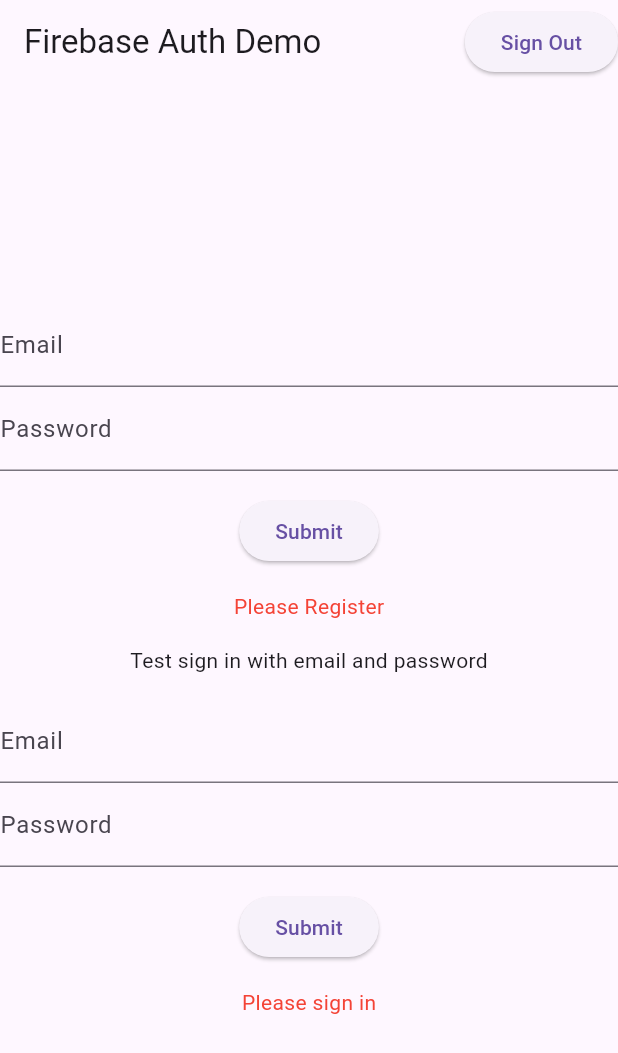
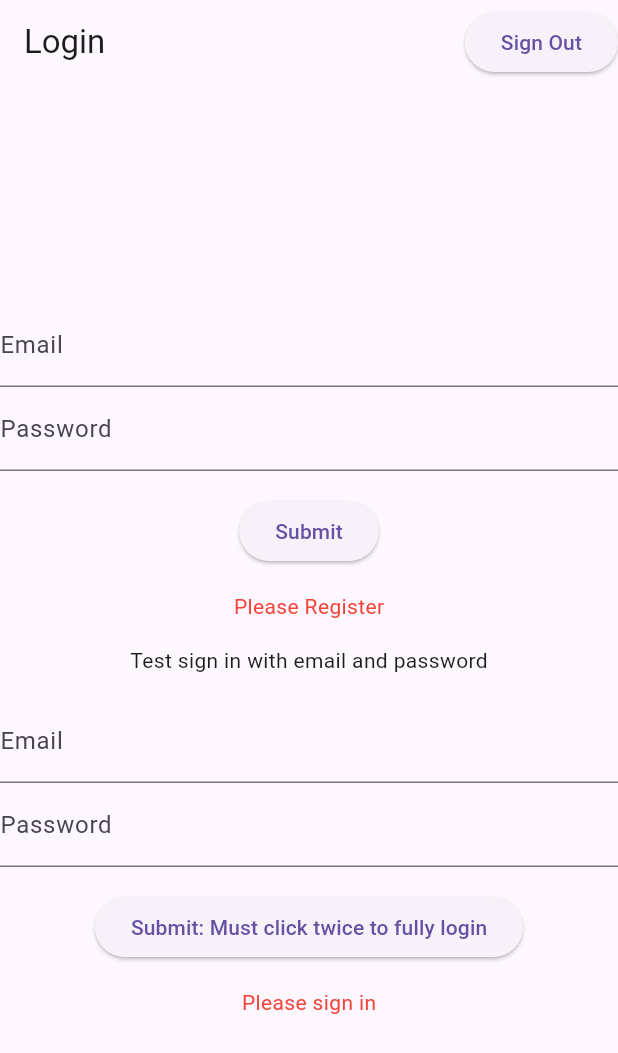
Before and after one commit to NyimaG/CW6, a Flutter app: the screen it shows after launch, on a phone screen of 412 x 824 dp. Shown: the top 1053 px of the screen. Run offline on Flutter 3.47's test engine with Material 3 defaults, Android fonts, the phone set to English and light mode, and no system bars; our stand-ins replace cloud_firestore, firebase_auth, firebase_core; accounts and stored records are empty.

Commit message:
final changes

```diff
--- a/lib/main.dart
+++ b/lib/main.dart
@@ -17,8 +17,8 @@ class MyApp extends StatelessWidget {
   @override
   Widget build(BuildContext context) {
     return MaterialApp(
-      title: 'Firebase Auth Demo',
-      home: MyHomePage(title: 'Firebase Auth Demo'),
+      title: 'Login Here',
+      home: MyHomePage(title: 'Login'),
     );
   }
 }
@@ -228,29 +228,27 @@ class _EmailPasswordFormState extends State<EmailPasswordForm> {
                 //print('button works');
                 if (_formKey.currentState!.validate()) {
                   _signInWithEmailAndPassword();
-                  // Ensure this function is awaited if it's async
-
                   if (_success) {
                     // If sign-in is successful, show success message and navigate to the next screen
                     ScaffoldMessenger.of(context).showSnackBar(
                       SnackBar(
                           content: Text('Successfully signed in $_userEmail')),
                     );
-
                     Navigator.push(
                       context,
                       MaterialPageRoute(builder: (context) => TaskListScreen()),
                     );
-                  } else {
+                  } /*else if (!_success) {
                     // If sign-in failed, show an error message
                     ScaffoldMessenger.of(context).showSnackBar(
                       SnackBar(
                           content: Text('Sign-in failed. Please try again.')),
                     );
                   }
+                  */
                 }
               },
-              child: Text('Submit'),
+              child: Text('Submit: Must click twice to fully login'),
             ),
           ),
           Container(
```
Also changed, not shown: lib/task.dart (+15 -2 lines).
